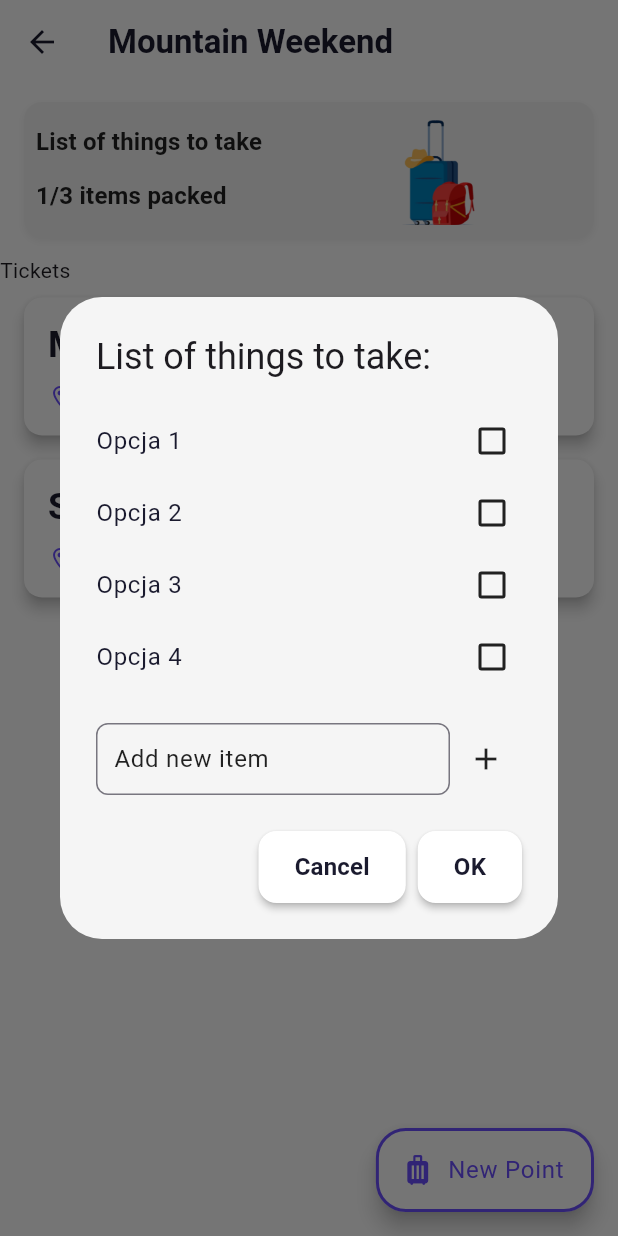
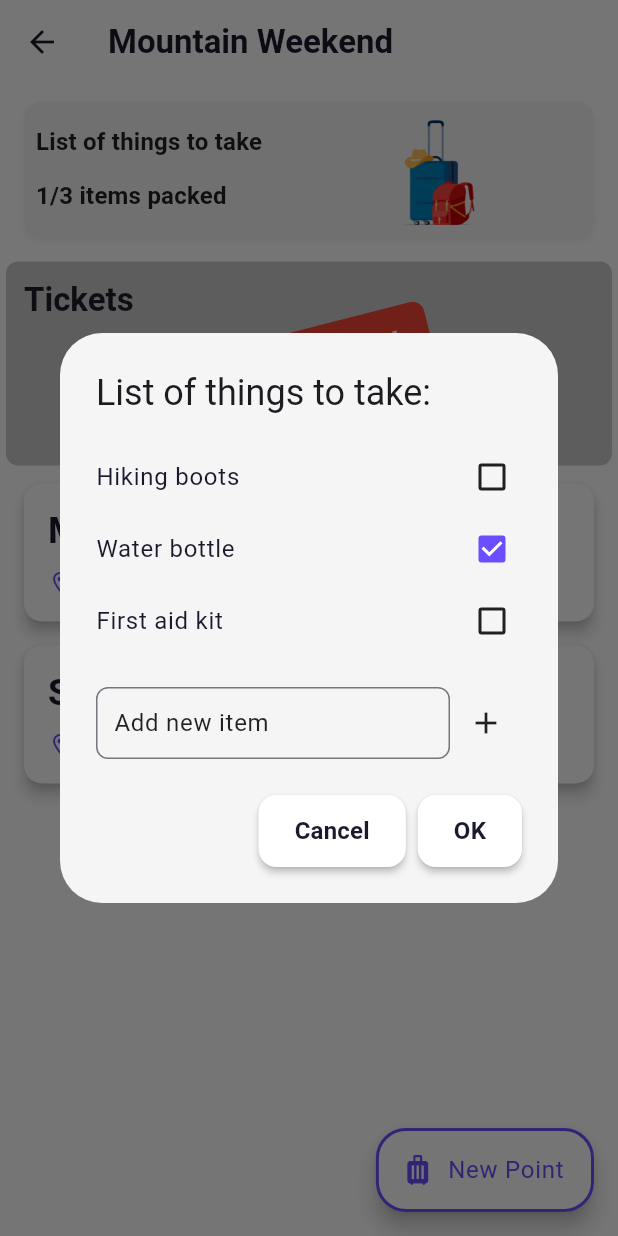
Before and after one commit to kroxon/trip_organizer, a Flutter app: the TripScreen screen opened directly with sample values from the repository, after a tap on "List of things to take", on a phone screen of 412 x 824 dp. Run offline on Flutter 3.47's test engine with Material 3 defaults, Android fonts, the phone set to English and light mode, and no system bars; our stand-ins replace firebase_auth, firebase_core, flutter_dotenv, flutter_riverpod, google_fonts, google_maps_flutter and 2 more; missing offline and left inert: google_places_autocomplete_text_field; accounts and stored records are empty; generated files the repository leaves out were written again.

```diff
--- a/lib/screens/trip.dart
+++ b/lib/screens/trip.dart
@@ -1,8 +1,10 @@
 import 'package:flutter/material.dart';
+import 'package:trip_organizer/models/checklist_item.dart';
 import 'package:trip_organizer/models/trip.dart';
 import 'package:trip_organizer/screens/point_of_trip.dart';
 import 'package:trip_organizer/widgets/check_list_dialog.dart';
 import 'package:trip_organizer/widgets/floating_action_btn.dart';
+import 'package:trip_organizer/widgets/tickets_card.dart';
 import 'package:trip_organizer/widgets/trip_point_card.dart';
 
 class TripScreen extends StatefulWidget {
@@ -19,27 +21,17 @@ class _TripScreenState extends State<TripScreen> {
   Trip? trip;
 
   void _showChecklistDialog(BuildContext context) async {
-    final List<String> checklistItems = [
-      'Opcja 1',
-      'Opcja 2',
-      'Opcja 3',
-      'Opcja 4',
-    ];
-    final List<bool> initialValues = List.generate(
-      checklistItems.length,
-      (index) => false,
-    );
+    if (trip == null) return;
 
-    final result = await showDialog<List<bool>>(
+    final result = await showDialog<List<ChecklistItem>>(
       context: context,
       builder: (BuildContext context) {
         return ChecklistAlertDialog(
-          items: checklistItems,
-          initialCheckedItems: initialValues,
-          onChecklistChanged: (List<bool> updatedCheckedItems) {
-            // Handle changes here if needed
+          checklistItems: trip!.checklist,
+          onChecklistChanged: (List<ChecklistItem> updatedItems) {
             setState(() {
-              // Update your checklist state here
+              trip!.checklist.clear();
+              trip!.checklist.addAll(updatedItems);
             });
           },
         );
@@ -48,10 +40,8 @@ class _TripScreenState extends State<TripScreen> {
 
     if (result != null) {
       setState(() {
-        // Update the trip's checklist based on result
-        for (int i = 0; i < result.length; i++) {
-          trip?.checklist[i].isChecked = result[i];
-        }
+        trip!.checklist.clear();
+        trip!.checklist.addAll(result);
       });
     }
   }
@@ -139,7 +129,7 @@ class _TripScreenState extends State<TripScreen> {
                 ),
               ),
             Row(
-              children: [Text('Tickets')],
+              children: [Expanded(child: TicketsCard())],
             ),
             Padding(
               padding: const EdgeInsets.symmetric(horizontal: 16.0),
--- a/lib/widgets/check_list_dialog.dart
+++ b/lib/widgets/check_list_dialog.dart
@@ -1,31 +1,28 @@
 import 'package:flutter/material.dart';
+import 'package:trip_organizer/models/checklist_item.dart';
 
 class ChecklistAlertDialog extends StatefulWidget {
   const ChecklistAlertDialog({
     super.key,
-    required this.items,
-    required this.initialCheckedItems,
+    required this.checklistItems,
     required this.onChecklistChanged,
   });
 
-  final List<String> items;
-  final List<bool> initialCheckedItems;
-  final Function(List<bool>) onChecklistChanged;
+  final List<ChecklistItem> checklistItems;
+  final Function(List<ChecklistItem>) onChecklistChanged;
 
   @override
   State<ChecklistAlertDialog> createState() => _ChecklistAlertDialogState();
 }
 
 class _ChecklistAlertDialogState extends State<ChecklistAlertDialog> {
-  late List<bool> _checkedItems;
-  late List<String> _items;
+  late List<ChecklistItem> _items;
   final TextEditingController _textController = TextEditingController();
 
   @override
   void initState() {
     super.initState();
-    _checkedItems = List<bool>.from(widget.initialCheckedItems);
-    _items = List<String>.from(widget.items);
+    _items = List<ChecklistItem>.from(widget.checklistItems);
   }
 
   @override
@@ -37,20 +34,18 @@ class _ChecklistAlertDialogState extends State<ChecklistAlertDialog> {
   void _addItem() {
     if (_textController.text.isNotEmpty) {
       setState(() {
-        _items.add(_textController.text);
-        _checkedItems.add(false);
+        _items.add(ChecklistItem(name: _textController.text));
         _textController.clear();
       });
-      widget.onChecklistChanged(_checkedItems);
+      widget.onChecklistChanged(_items);
     }
   }
 
   void _removeItem(int index) {
     setState(() {
       _items.removeAt(index);
-      _checkedItems.removeAt(index);
     });
-    widget.onChecklistChanged(_checkedItems);
+    widget.onChecklistChanged(_items);
   }
 
   @override
@@ -70,7 +65,7 @@ class _ChecklistAlertDialogState extends State<ChecklistAlertDialog> {
                 itemCount: _items.length,
                 itemBuilder: (BuildContext context, int index) {
                   return Dismissible(
-                    key: Key(_items[index]),
+                    key: Key(_items[index].name),
                     direction: DismissDirection.endToStart,
                     background: Container(
                       color: theme.colorScheme.error,
@@ -83,14 +78,14 @@ class _ChecklistAlertDialogState extends State<ChecklistAlertDialog> {
                     ),
                     onDismissed: (direction) => _removeItem(index),
                     child: CheckboxListTile(
-                      title: Text(_items[index]),
-                      value: _checkedItems[index],
+                      title: Text(_items[index].name),
+                      value: _items[index].isChecked,
                       onChanged: (bool? value) {
                         if (value != null) {
                           setState(() {
-                            _checkedItems[index] = value;
+                            _items[index].isChecked = value;
                           });
-                          widget.onChecklistChanged(_checkedItems);
+                          widget.onChecklistChanged(_items);
                         }
                       },
                       contentPadding: EdgeInsets.zero,
@@ -152,7 +147,7 @@ class _ChecklistAlertDialogState extends State<ChecklistAlertDialog> {
             ),
           ),
           onPressed: () {
-            Navigator.of(context).pop(_checkedItems);
+            Navigator.of(context).pop(_items);
           },
         ),
       ],
--- /dev/null
+++ b/lib/widgets/tickets_card.dart
@@ -0,0 +1,94 @@
+import 'package:flutter/material.dart';
+
+class TicketsCard extends StatelessWidget {
+  const TicketsCard({
+    super.key,
+    this.ticketPaths,
+    this.ticketCaptions,
+  });
+
+  final List<String>? ticketPaths;
+  final List<String>? ticketCaptions;
+
+  @override
+  Widget build(BuildContext context) {
+    return Stack(
+      children: [
+        Container(
+          padding: const EdgeInsets.all(16.0),
+          child: Column(
+            crossAxisAlignment: CrossAxisAlignment.start,
+            children: [
+              Text(
+                'Tickets',
+                style: Theme.of(context).textTheme.titleLarge,
+              ),
+              const SizedBox(height: 16),
+              Row(
+                mainAxisAlignment: MainAxisAlignment.spaceEvenly,
+                children: List.generate(3, (index) => _buildTicketSlot(index)),
+              ),
+            ],
+          ),
+        ),
+        Positioned.fill(
+          child: Container(
+            margin: const EdgeInsets.all(4.0),
+            decoration: BoxDecoration(
+              borderRadius: BorderRadius.circular(8),
+              color: const Color.fromARGB(61, 47, 35, 35),
+            ),
+            child: Center(
+              child: Transform.rotate(
+                angle: -0.25,
+                child: Container(
+                  padding:
+                      const EdgeInsets.symmetric(horizontal: 20, vertical: 10),
+                  decoration: BoxDecoration(
+                    color: Colors.red,
+                    borderRadius: BorderRadius.circular(8),
+                  ),
+                  child: const Text(
+                    'COMING SOON',
+                    style: TextStyle(
+                      color: Colors.white,
+                      fontSize: 18,
+                      fontWeight: FontWeight.bold,
+                    ),
+                  ),
+                ),
+              ),
+            ),
+          ),
+        ),
+      ],
+    );
+  }
+
+  Widget _buildTicketSlot(int index) {
+    return Column(
+      children: [
+        Container(
+          width: 60,
+          height: 60,
+          margin: const EdgeInsets.only(right: 16, bottom: 8),
+          decoration: BoxDecoration(
+            border: Border.all(
+              color: Colors.grey,
+              width: 1,
+              style: BorderStyle.solid,
+            ),
+            borderRadius: BorderRadius.circular(8),
+          ),
+          child: const Center(
+            child: Icon(
+              Icons.add,
+              size: 40,
+              color: Colors.grey,
+            ),
+          ),
+        ),
+      ],
+    );
+  }
+}
```
Also changed, not shown: lib/screens/map.dart (added, +49 -0 lines), lib/screens/point_of_trip.dart (+149 -16 lines).
